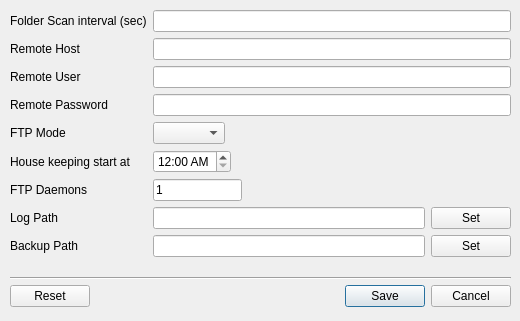
supunt/QTApps, file FTPClient/settingsdlg.ui: the form before one commit.
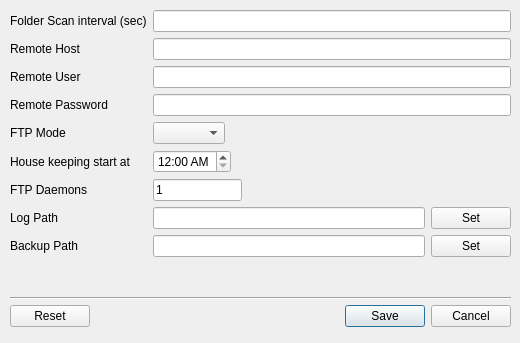
The form after the commit.

Patch:
```diff
--- a/FTPClient/settingsdlg.ui
+++ b/FTPClient/settingsdlg.ui
@@ -7,7 +7,7 @@
     <x>0</x>
     <y>0</y>
     <width>520</width>
-    <height>321</height>
+    <height>343</height>
    </rect>
   </property>
   <property name="sizePolicy">
@@ -44,7 +44,7 @@
    <property name="geometry">
     <rect>
      <x>10</x>
-     <y>280</y>
+     <y>300</y>
      <width>501</width>
      <height>32</height>
     </rect>
@@ -297,7 +297,7 @@
    <property name="geometry">
     <rect>
      <x>10</x>
-     <y>270</y>
+     <y>290</y>
      <width>501</width>
      <height>16</height>
     </rect>
```
Left out of the diff: 39 changed lines with no effect on the pictures.
